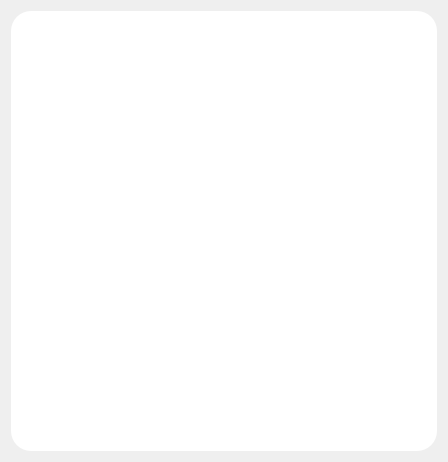
Icexbb/SekaiSubtitle-Python, file src/gui/design/WidgetSubtitleProcess.ui: the form before one commit.
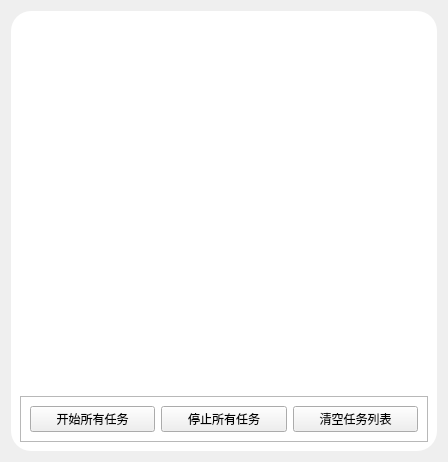
The form after the commit.

Diff of the .ui file:
```diff
--- a/src/gui/design/WidgetSubtitleProcess.ui
+++ b/src/gui/design/WidgetSubtitleProcess.ui
@@ -62,6 +62,48 @@
         <property name="selectionMode">
          <enum>QAbstractItemView::NoSelection</enum>
         </property>
+        <property name="layoutMode">
+         <enum>QListView::Batched</enum>
+        </property>
+       </widget>
+      </item>
+      <item>
+       <widget class="QFrame" name="frame">
+        <property name="sizePolicy">
+         <sizepolicy hsizetype="Minimum" vsizetype="Maximum">
+          <horstretch>0</horstretch>
+          <verstretch>0</verstretch>
+         </sizepolicy>
+        </property>
+        <property name="frameShape">
+         <enum>QFrame::StyledPanel</enum>
+        </property>
+        <property name="frameShadow">
+         <enum>QFrame::Raised</enum>
+        </property>
+        <layout class="QHBoxLayout" name="horizontalLayout_3">
+         <item>
+          <widget class="QPushButton" name="StartAllButton">
+           <property name="text">
+            <string>开始所有任务</string>
+           </property>
+          </widget>
+         </item>
+         <item>
+          <widget class="QPushButton" name="StopAllButton">
+           <property name="text">
+            <string>停止所有任务</string>
+           </property>
+          </widget>
+         </item>
+         <item>
+          <widget class="QPushButton" name="ClearAllButton">
+           <property name="text">
+            <string>清空任务列表</string>
+           </property>
+          </widget>
+         </item>
+        </layout>
        </widget>
       </item>
      </layout>
```
Left out of the diff: 3 changed lines with no effect on the pictures.
